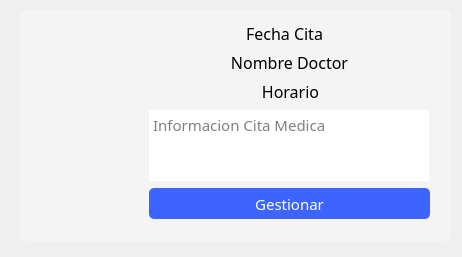
Before: the Qt Designer form hospital-Core/Widgets/Paciente/paciente_tarjeta_cita.ui in MrDanielG/Hospital-SCRUM, drawn with Qt 5.
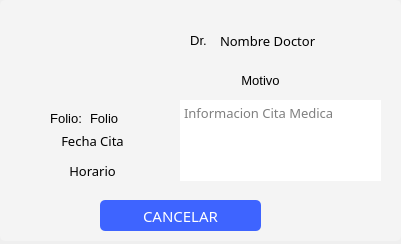
After: the same form once the commit is applied. Icons and pictures are not drawn.

Commit message: Filtros de citas y cancelar cita por el paciente

What changed in the file:
```diff
--- a/hospital-Core/Widgets/Paciente/paciente_tarjeta_cita.ui
+++ b/hospital-Core/Widgets/Paciente/paciente_tarjeta_cita.ui
@@ -6,8 +6,8 @@
    <rect>
     <x>0</x>
     <y>0</y>
-    <width>462</width>
-    <height>257</height>
+    <width>401</width>
+    <height>244</height>
    </rect>
   </property>
   <property name="windowTitle">
@@ -16,10 +16,10 @@
   <widget class="QLabel" name="label">
    <property name="geometry">
     <rect>
-     <x>20</x>
-     <y>10</y>
-     <width>431</width>
-     <height>231</height>
+     <x>0</x>
+     <y>0</y>
+     <width>401</width>
+     <height>241</height>
     </rect>
    </property>
    <property name="minimumSize">
@@ -45,10 +45,10 @@
   <widget class="QLabel" name="label_2">
    <property name="geometry">
     <rect>
-     <x>42</x>
-     <y>69</y>
-     <width>98</width>
-     <height>99</height>
+     <x>40</x>
+     <y>10</y>
+     <width>91</width>
+     <height>81</height>
     </rect>
    </property>
    <property name="text">
@@ -61,114 +61,12 @@
     <bool>true</bool>
    </property>
   </widget>
-  <widget class="QLabel" name="lbl_fecha_cita">
-   <property name="geometry">
-    <rect>
-     <x>149</x>
-     <y>22</y>
-     <width>271</width>
-     <height>22</height>
-    </rect>
-   </property>
-   <property name="font">
-    <font>
-     <family>Montserrat Medium</family>
-     <pointsize>12</pointsize>
-    </font>
-   </property>
-   <property name="styleSheet">
-    <string notr="true">background: none;</string>
-   </property>
-   <property name="text">
-    <string>Fecha Cita</string>
-   </property>
-   <property name="alignment">
-    <set>Qt::AlignCenter</set>
-   </property>
-  </widget>
-  <widget class="QLabel" name="lbl_nombre_medico">
-   <property name="geometry">
-    <rect>
-     <x>149</x>
-     <y>51</y>
-     <width>281</width>
-     <height>22</height>
-    </rect>
-   </property>
-   <property name="font">
-    <font>
-     <family>Montserrat Medium</family>
-     <pointsize>12</pointsize>
-    </font>
-   </property>
-   <property name="styleSheet">
-    <string notr="true">background: none;</string>
-   </property>
-   <property name="text">
-    <string>Nombre Doctor</string>
-   </property>
-   <property name="alignment">
-    <set>Qt::AlignCenter</set>
-   </property>
-  </widget>
-  <widget class="QPlainTextEdit" name="info_cita">
-   <property name="geometry">
-    <rect>
-     <x>149</x>
-     <y>110</y>
-     <width>280</width>
-     <height>71</height>
-    </rect>
-   </property>
-   <property name="font">
-    <font>
-     <family>Montserrat</family>
-     <pointsize>11</pointsize>
-    </font>
-   </property>
-   <property name="styleSheet">
-    <string notr="true">background-color: none;
-background: none;
-border: none;</string>
-   </property>
-   <property name="readOnly">
-    <bool>true</bool>
-   </property>
-   <property name="placeholderText">
-    <string>Informacion Cita Medica</string>
-   </property>
-  </widget>
-  <widget class="QLabel" name="lbl_horario">
-   <property name="geometry">
-    <rect>
-     <x>150</x>
-     <y>80</y>
-     <width>281</width>
-     <height>22</height>
-    </rect>
-   </property>
-   <property name="font">
-    <font>
-     <family>Montserrat Medium</family>
-     <pointsize>12</pointsize>
-    </font>
-   </property>
-   <property name="styleSheet">
-    <string notr="true">background: none;</string>
-   </property>
-   <property name="text">
-    <string>Horario</string>
-   </property>
-   <property name="alignment">
-    <set>Qt::AlignCenter</set>
-   </property>
-  </widget>
   <widget class="QPushButton" name="btn_gestionar">
    <property name="geometry">
     <rect>
-     <x>149</x>
-     <y>188</y>
-     <width>281</width>
+     <x>100</x>
+     <y>200</y>
+     <width>161</width>
      <height>31</height>
     </rect>
    </property>
@@ -206,7 +104,248 @@
 }</string>
    </property>
    <property name="text">
-    <string>Gestionar</string>
+    <string>CANCELAR</string>
+   </property>
+  </widget>
+  <widget class="QPlainTextEdit" name="info_cita">
+   <property name="geometry">
+    <rect>
+     <x>180</x>
+     <y>100</y>
+     <width>201</width>
+     <height>81</height>
+    </rect>
+   </property>
+   <property name="font">
+    <font>
+     <family>Montserrat</family>
+     <pointsize>10</pointsize>
+    </font>
+   </property>
+   <property name="styleSheet">
+    <string notr="true">background-color: none;
+background: none;
+border: none;</string>
+   </property>
+   <property name="readOnly">
+    <bool>true</bool>
+   </property>
+   <property name="placeholderText">
+    <string>Informacion Cita Medica</string>
+   </property>
+  </widget>
+  <widget class="QLabel" name="lbl_horario">
+   <property name="geometry">
+    <rect>
+     <x>7</x>
+     <y>160</y>
+     <width>171</width>
+     <height>22</height>
+    </rect>
+   </property>
+   <property name="font">
+    <font>
+     <family>Montserrat Medium</family>
+     <pointsize>10</pointsize>
+    </font>
+   </property>
+   <property name="styleSheet">
+    <string notr="true">background: #f4f4f4;</string>
+   </property>
+   <property name="text">
+    <string>Horario</string>
+   </property>
+   <property name="alignment">
+    <set>Qt::AlignCenter</set>
+   </property>
+  </widget>
+  <widget class="QLabel" name="lbl_fecha_cita">
+   <property name="geometry">
+    <rect>
+     <x>7</x>
+     <y>130</y>
+     <width>171</width>
+     <height>21</height>
+    </rect>
+   </property>
+   <property name="sizePolicy">
+    <sizepolicy hsizetype="Preferred" vsizetype="Preferred">
+     <horstretch>0</horstretch>
+     <verstretch>0</verstretch>
+    </sizepolicy>
+   </property>
+   <property name="font">
+    <font>
+     <family>Montserrat Medium</family>
+     <pointsize>10</pointsize>
+    </font>
+   </property>
+   <property name="styleSheet">
+    <string notr="true">background: #f4f4f4;</string>
+   </property>
+   <property name="text">
+    <string>Fecha Cita</string>
+   </property>
+   <property name="alignment">
+    <set>Qt::AlignCenter</set>
+   </property>
+  </widget>
+  <widget class="QLabel" name="label_folio">
+   <property name="geometry">
+    <rect>
+     <x>90</x>
+     <y>110</y>
+     <width>61</width>
+     <height>16</height>
+    </rect>
+   </property>
+   <property name="sizePolicy">
+    <sizepolicy hsizetype="Fixed" vsizetype="Fixed">
+     <horstretch>0</horstretch>
+     <verstretch>0</verstretch>
+    </sizepolicy>
+   </property>
+   <property name="font">
+    <font>
+     <family>MS Shell Dlg 2</family>
+     <pointsize>10</pointsize>
+    </font>
+   </property>
+   <property name="styleSheet">
+    <string notr="true">background: #f4f4f4;</string>
+   </property>
+   <property name="text">
+    <string>Folio</string>
+   </property>
+   <property name="alignment">
+    <set>Qt::AlignLeading|Qt::AlignLeft|Qt::AlignVCenter</set>
+   </property>
+  </widget>
+  <widget class="QLabel" name="label_4">
+   <property name="geometry">
+    <rect>
+     <x>50</x>
+     <y>110</y>
+     <width>32</width>
+     <height>16</height>
+    </rect>
+   </property>
+   <property name="sizePolicy">
+    <sizepolicy hsizetype="Fixed" vsizetype="Fixed">
+     <horstretch>0</horstretch>
+     <verstretch>0</verstretch>
+    </sizepolicy>
+   </property>
+   <property name="font">
+    <font>
+     <family>MS Shell Dlg 2</family>
+     <pointsize>10</pointsize>
+    </font>
+   </property>
+   <property name="styleSheet">
+    <string notr="true">background: #f4f4f4;</string>
+   </property>
+   <property name="text">
+    <string>Folio:</string>
+   </property>
+   <property name="alignment">
+    <set>Qt::AlignCenter</set>
+   </property>
+  </widget>
+  <widget class="QLabel" name="lbl_motivo">
+   <property name="geometry">
+    <rect>
+     <x>180</x>
+     <y>70</y>
+     <width>161</width>
+     <height>20</height>
+    </rect>
+   </property>
+   <property name="sizePolicy">
+    <sizepolicy hsizetype="Preferred" vsizetype="Fixed">
+     <horstretch>0</horstretch>
+     <verstretch>0</verstretch>
+    </sizepolicy>
+   </property>
+   <property name="font">
+    <font>
+     <family>MS Shell Dlg 2</family>
+     <pointsize>10</pointsize>
+    </font>
+   </property>
+   <property name="layoutDirection">
+    <enum>Qt::LeftToRight</enum>
+   </property>
+   <property name="styleSheet">
+    <string notr="true">background: #f4f4f4;</string>
+   </property>
+   <property name="text">
+    <string>Motivo</string>
+   </property>
+   <property name="alignment">
+    <set>Qt::AlignCenter</set>
+   </property>
+  </widget>
+  <widget class="QLabel" name="label_3">
+   <property name="geometry">
+    <rect>
+     <x>190</x>
+     <y>30</y>
+     <width>17</width>
+     <height>21</height>
+    </rect>
+   </property>
+   <property name="sizePolicy">
+    <sizepolicy hsizetype="Fixed" vsizetype="Fixed">
+     <horstretch>0</horstretch>
+     <verstretch>0</verstretch>
+    </sizepolicy>
+   </property>
+   <property name="font">
+    <font>
+     <family>MS Shell Dlg 2</family>
+     <pointsize>10</pointsize>
+    </font>
+   </property>
+   <property name="styleSheet">
+    <string notr="true">background: #f4f4f4;</string>
+   </property>
+   <property name="text">
+    <string>Dr.</string>
+   </property>
+   <property name="alignment">
+    <set>Qt::AlignCenter</set>
+   </property>
+  </widget>
+  <widget class="QLabel" name="lbl_nombre_medico">
+   <property name="geometry">
+    <rect>
+     <x>220</x>
+     <y>30</y>
+     <width>141</width>
+     <height>21</height>
+    </rect>
+   </property>
+   <property name="sizePolicy">
+    <sizepolicy hsizetype="Fixed" vsizetype="Fixed">
+     <horstretch>0</horstretch>
+     <verstretch>0</verstretch>
+    </sizepolicy>
+   </property>
+   <property name="font">
+    <font>
+     <family>Montserrat Medium</family>
+     <pointsize>10</pointsize>
+    </font>
+   </property>
+   <property name="styleSheet">
+    <string notr="true">background: #f4f4f4;</string>
+   </property>
+   <property name="text">
+    <string>Nombre Doctor</string>
+   </property>
+   <property name="alignment">
+    <set>Qt::AlignLeading|Qt::AlignLeft|Qt::AlignVCenter</set>
    </property>
   </widget>
  </widget>
```
The commit also changes 7 other files.
